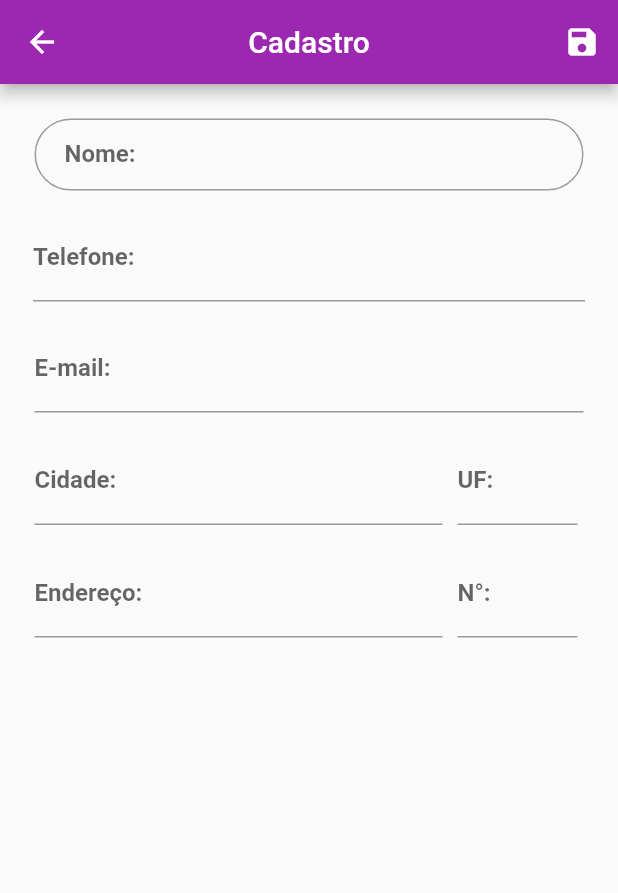
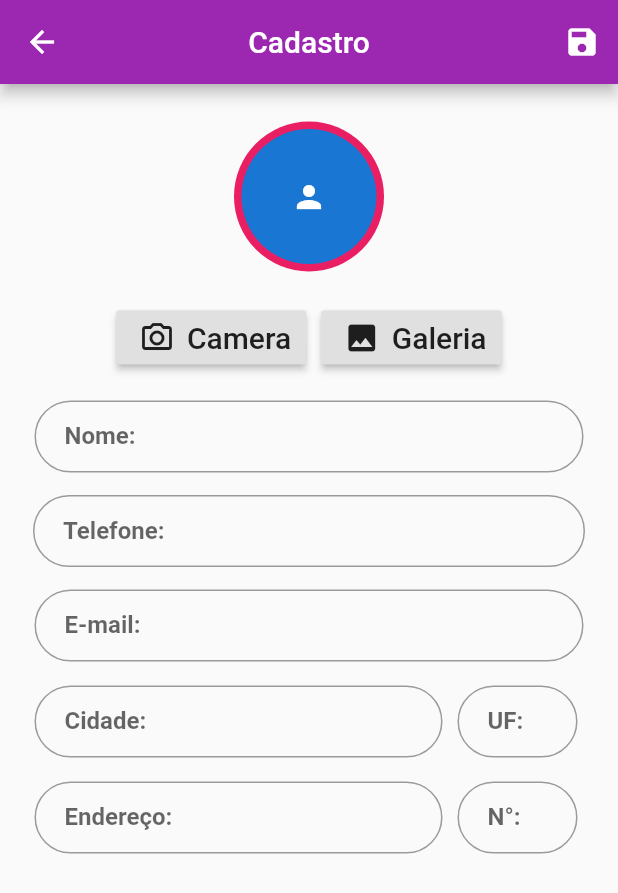
Before and after one commit to IgoSilvari/Agenda_de_Lembretes, a Flutter app: the CadastroContato screen opened directly, on a phone screen of 412 x 824 dp. Shown: the top 893 px of the screen. Run offline on Flutter 3.47's test engine with Material 2 defaults, Android fonts, the light colour scheme and no system bars; our stand-ins replace image_picker.

Commit message:
Inserindo o campo da Image

```diff
--- a/lib/contatos/cadastroUserLayout.dart
+++ b/lib/contatos/cadastroUserLayout.dart
@@ -1,16 +1,100 @@
+import 'dart:io';
+import 'dart:ui';
 import 'package:flutter/cupertino.dart';
 import 'package:flutter/material.dart';
 import 'package:flutter/services.dart';
+import 'package:image_picker/image_picker.dart';
 
-class BodyLayout extends StatelessWidget {
+class BodyLayout extends StatefulWidget {
+  @override
+  _BodyLayoutState createState() => _BodyLayoutState();
+}
+
+class _BodyLayoutState extends State<BodyLayout> {
+  final avatar = CircleAvatar(
+    radius: 30,
+    child: Icon(Icons.person),
+  );
+
   TextEditingController _controllerText = TextEditingController();
+
+  File _image;
+
+  Future getImageGalley() async {
+    // ignore: deprecated_member_use
+    var image = await ImagePicker.pickImage(source: ImageSource.gallery);
+
+    setState(() {
+      _image = image;
+    });
+  }
+
+  Future getImageCamera() async {
+    // ignore: deprecated_member_use
+    var image = await ImagePicker.pickImage(source: ImageSource.camera);
+
+    setState(() {
+      _image = image;
+    });
+  }
+
   @override
   Widget build(BuildContext context) {
-    return Padding(
+    return Container(
+      height: MediaQuery.of(context).size.height,
       padding: EdgeInsets.all(15),
       child: Form(
         child: Column(
           children: <Widget>[
+            Padding(
+              padding: EdgeInsets.all(10),
+              child: Container(
+                padding: EdgeInsets.all(5),
+                height: 100,
+                width: 100,
+                child: _image == null
+                    ? avatar
+                    : Image.file(
+                        _image,
+                        fit: BoxFit.fill,
+                        width: 100,
+                        height: 100,
+                      ),
+                decoration: BoxDecoration(
+                  color: Colors.pink,
+                  borderRadius: BorderRadius.circular(100),
+                ),
+              ),
+            ),
+            Padding(
+              padding: EdgeInsets.all(10),
+              child: Row(
+                mainAxisAlignment: MainAxisAlignment.center,
+                children: <Widget>[
+                  RaisedButton.icon(
+                    icon: Icon(Icons.camera_alt_outlined),
+                    label: Text(
+                      "Camera",
+                      style: TextStyle(fontSize: 20),
+                    ),
+                    padding: EdgeInsets.only(right: 10, left: 15),
+                    onPressed: () => getImageCamera(),
+                  ),
+                  Divider(
+                    endIndent: 10,
+                  ),
+                  RaisedButton.icon(
+                    icon: Icon(Icons.photo),
+                    label: Text(
+                      "Galeria",
+                      style: TextStyle(fontSize: 20),
+                    ),
+                    padding: EdgeInsets.only(right: 10, left: 15),
+                    onPressed: () => getImageGalley(),
+                  ),
+                ],
+              ),
+            ),
             Padding(
               padding: const EdgeInsets.all(8.0),
               child: TextFormField(
@@ -19,10 +103,6 @@ class BodyLayout extends StatelessWidget {
                 decoration: InputDecoration(
                     labelText: "Nome:",
                     contentPadding: EdgeInsets.fromLTRB(20, 10, 20, 10),
-                    /*focusedBorder: OutlineInputBorder(
-                      borderSide: BorderSide(color: Colors.purple),
-                      borderRadius: BorderRadius.circular(30),
-                    ),*/
                     border: OutlineInputBorder(
                       borderSide: BorderSide(
                           color: Colors.blue, style: BorderStyle.solid),
@@ -33,16 +113,16 @@ class BodyLayout extends StatelessWidget {
             Padding(
               padding: EdgeInsets.all(7),
               child: TextFormField(
-                //scrollPadding: EdgeInsets.all(25),
                 style: TextStyle(fontWeight: FontWeight.bold),
                 keyboardType: TextInputType.phone,
                 decoration: InputDecoration(
-                  labelText: "Telefone:",
-                  focusedBorder: OutlineInputBorder(
-                    borderSide: BorderSide(color: Colors.purple),
-                    borderRadius: BorderRadius.circular(10),
-                  ),
-                ),
+                    labelText: "Telefone:",
+                    contentPadding: EdgeInsets.fromLTRB(20, 10, 20, 10),
+                    border: OutlineInputBorder(
+                      borderSide: BorderSide(
+                          color: Colors.blue, style: BorderStyle.solid),
+                      borderRadius: BorderRadius.circular(30),
+                    )),
                 inputFormatters: [
                   new LengthLimitingTextInputFormatter(11),
                 ],
@@ -55,9 +135,11 @@ class BodyLayout extends StatelessWidget {
                 keyboardType: TextInputType.emailAddress,
                 decoration: InputDecoration(
                   labelText: "E-mail:",
-                  focusedBorder: OutlineInputBorder(
-                    borderSide: BorderSide(color: Colors.purple),
-                    borderRadius: BorderRadius.circular(10),
+                  contentPadding: EdgeInsets.fromLTRB(20, 10, 20, 10),
+                  border: OutlineInputBorder(
+                    borderSide: BorderSide(
+                        color: Colors.blue, style: BorderStyle.solid),
+                    borderRadius: BorderRadius.circular(30),
                   ),
                 ),
               ),
@@ -73,6 +155,12 @@ class BodyLayout extends StatelessWidget {
                       style: TextStyle(fontWeight: FontWeight.bold),
                       decoration: InputDecoration(
                         labelText: "Cidade:",
+                        contentPadding: EdgeInsets.fromLTRB(20, 10, 20, 10),
+                        border: OutlineInputBorder(
+                          borderSide: BorderSide(
+                              color: Colors.blue, style: BorderStyle.solid),
+                          borderRadius: BorderRadius.circular(30),
+                        ),
                       ),
                     ),
                   ),
@@ -84,7 +172,15 @@ class BodyLayout extends StatelessWidget {
                     child: TextFormField(
                       style: TextStyle(fontWeight: FontWeight.bold),
                       keyboardType: TextInputType.streetAddress,
-                      decoration: InputDecoration(labelText: "UF:"),
+                      decoration: InputDecoration(
+                        labelText: "UF:",
+                        contentPadding: EdgeInsets.fromLTRB(20, 10, 20, 10),
+                        border: OutlineInputBorder(
+                          borderSide: BorderSide(
+                              color: Colors.blue, style: BorderStyle.solid),
+                          borderRadius: BorderRadius.circular(30),
+                        ),
+                      ),
                     ),
                   ),
                 ],
@@ -101,6 +197,12 @@ class BodyLayout extends StatelessWidget {
                       style: TextStyle(fontWeight: FontWeight.bold),
                       decoration: InputDecoration(
                         labelText: "Endereço:",
+                        contentPadding: EdgeInsets.fromLTRB(20, 10, 20, 10),
+                        border: OutlineInputBorder(
+                          borderSide: BorderSide(
+                              color: Colors.blue, style: BorderStyle.solid),
+                          borderRadius: BorderRadius.circular(30),
+                        ),
                       ),
                     ),
                   ),
@@ -112,7 +214,15 @@ class BodyLayout extends StatelessWidget {
                     child: TextFormField(
                       style: TextStyle(fontWeight: FontWeight.bold),
                       keyboardType: TextInputType.streetAddress,
-                      decoration: InputDecoration(labelText: "N°:"),
+                      decoration: InputDecoration(
+                        labelText: "N°:",
+                        contentPadding: EdgeInsets.fromLTRB(20, 10, 20, 10),
+                        border: OutlineInputBorder(
+                          borderSide: BorderSide(
+                              color: Colors.blue, style: BorderStyle.solid),
+                          borderRadius: BorderRadius.circular(30),
+                        ),
+                      ),
                     ),
                   ),
                 ],
--- a/lib/main.dart
+++ b/lib/main.dart
@@ -1,7 +1,7 @@
+import 'package:Agenda_de_Lembretes/contatos/cadastroUser.dart';
+import 'package:Agenda_de_Lembretes/contatos/listContato.dart';
 import 'package:flutter/cupertino.dart';
 import 'package:flutter/material.dart';
-import 'contatos/cadastroUser.dart';
-import 'contatos/listContato.dart';
 import 'homescreen.dart';
 
 void main() => runApp(Splash());
@@ -10,8 +10,9 @@ class Splash extends StatelessWidget {
   @override
   Widget build(BuildContext context) {
     return MaterialApp(
-        title: "Agenda de Lembretes",
-        home: ListaDeContatos() //CadastroContato(), //HomeScreen(),
-        );
+      title: "Agenda de Lembretes",
+      home:
+          CadastroContato(), //ListaDeContatos() //CadastroContato(), //HomeScreen(),
+    );
   }
 }
--- a/pubspec.yaml
+++ b/pubspec.yaml
@@ -28,7 +28,7 @@ dependencies:
   # The following adds the Cupertino Icons font to your application.
   # Use with the CupertinoIcons class for iOS style icons.
   cupertino_icons: ^1.0.0
-  masked_text: ^0.0.6
+  image_picker: ^0.6.7+22
 
 dev_dependencies:
   flutter_test:
```
Also changed, not shown: lib/contatos/cadastroUser.dart (+3 -5 lines), pubspec.lock.
